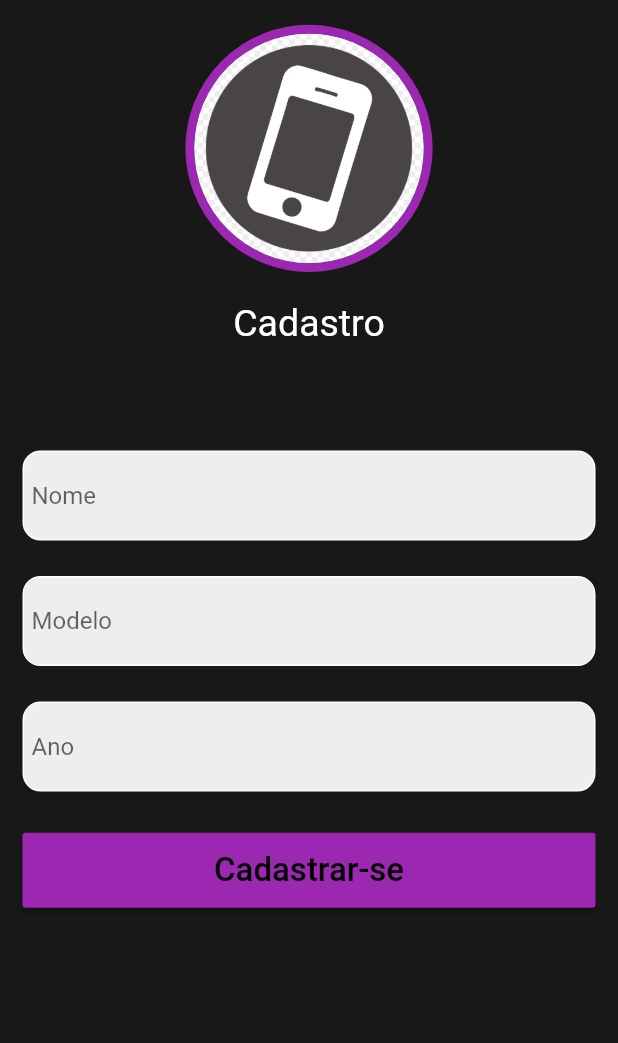
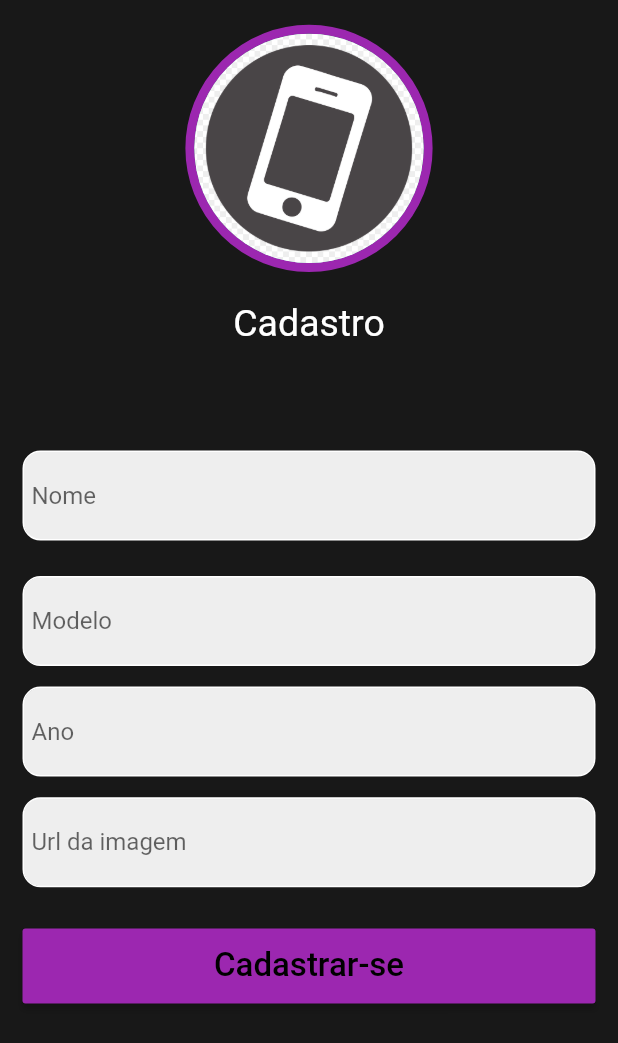
Before and after one commit to GstvMagalhaes/AtividadeFirebase, a Flutter app: the screen it shows after launch, after a tap on "Cadastro", on a phone screen of 412 x 824 dp. Shown: the top 1043 px of the screen. Run offline on Flutter 3.47's test engine with Material 2 defaults, Android fonts, the phone set to English and light mode, and no system bars; our stand-ins replace animated_splash_screen, carousel_slider, cloud_firestore, firebase_auth, firebase_core, fluttertoast and 1 more; missing offline and left inert: validatorless; accounts and stored records are empty; network calls fail.

Commit message:
upando projeto

```diff
--- a/lib/controllers/my-home-page-service.dart
+++ b/lib/controllers/my-home-page-service.dart
@@ -7,7 +7,8 @@ class MyHomePageService {
     await celularFirestore.doc().set({
       'nome': celular['nome'],
       'modelo': celular['modelo'],
-      'ano': celular['ano']
+      'ano': celular['ano'],
+      'url': celular['url']
     });
   }
 }
--- a/lib/controllers/my-sing-up-page-controller.dart
+++ b/lib/controllers/my-sing-up-page-controller.dart
@@ -7,12 +7,14 @@ class MyHomePageController {
   final controllerNome = TextEditingController();
   final controllerModelo = TextEditingController();
   final controllerAno = TextEditingController();
+  final controllerUrl = TextEditingController();
 
   createCelular() async {
     await _serviceHome.createCelular({
       'nome': controllerNome.text,
       'modelo': controllerModelo.text,
-      'ano': controllerAno.text
+      'ano': controllerAno.text,
+      'url': controllerUrl.text
     });
   }
 }
--- a/lib/screens/sing-up-page.dart
+++ b/lib/screens/sing-in-page.dart
@@ -1,5 +1,6 @@
 // ignore_for_file: prefer_const_constructors, deprecated_member_use
 
+import 'package:atividade_fb/screens/realme-page.dart';
 import 'package:flutter/cupertino.dart';
 import 'package:flutter/material.dart';
 import 'package:validatorless/validatorless.dart';
@@ -7,14 +8,14 @@ import 'package:validatorless/validatorless.dart';
 import '../controllers/my-home-page-service.dart';
 import '../controllers/my-sing-up-page-controller.dart';
 
-class SingUp extends StatefulWidget {
-  SingUp({Key? key}) : super(key: key);
+class SingIn extends StatefulWidget {
+  SingIn({Key? key}) : super(key: key);
 
   @override
-  State<SingUp> createState() => _SingUpState();
+  State<SingIn> createState() => _SingInState();
 }
 
-class _SingUpState extends State<SingUp> {
+class _SingInState extends State<SingIn> {
   final _controllerHome = MyHomePageController();
 
   @override
@@ -107,9 +108,6 @@ class _SingUpState extends State<SingUp> {
                     ),
                   ),
                 ),
-                SizedBox(
-                  height: 10,
-                ),
                 Container(
                   margin: EdgeInsets.only(top: height_var / 60),
                   decoration: BoxDecoration(
@@ -128,6 +126,23 @@ class _SingUpState extends State<SingUp> {
                   ),
                 ),
                 Container(
+                  margin: EdgeInsets.only(top: height_var / 60),
+                  decoration: BoxDecoration(
+                    color: Colors.grey[200],
+                    border: Border.all(color: Colors.white),
+                    borderRadius: BorderRadius.circular(12),
+                  ),
+                  child: Padding(
+                    padding: const EdgeInsets.all(5.0),
+                    child: TextFormField(
+                      controller: _controllerHome.controllerUrl,
+                      keyboardType: TextInputType.text,
+                      decoration: const InputDecoration(
+                          border: InputBorder.none, hintText: 'Url da imagem'),
+                    ),
+                  ),
+                ),
+                Container(
                   margin: EdgeInsets.only(top: height_var / 30),
                   height: 50,
                   width: width_var,
@@ -137,8 +152,15 @@ class _SingUpState extends State<SingUp> {
                         'Cadastrar-se',
                         style: TextStyle(color: Colors.black, fontSize: 22),
                       ),
-                    onPressed: () => _controllerHome.createCelular(),
+                      onPressed: () {
+                        _controllerHome.createCelular();
+                        Navigator.push(
+                          context,
+                          MaterialPageRoute(
+                            builder: (context) => Realme(),
                           ),
+                        );
+                      }),
                 ),
               ],
             ),
--- a/pubspec.yaml
+++ b/pubspec.yaml
@@ -41,6 +41,8 @@ dependencies:
   animated_splash_screen: ^1.2.0
   validatorless: ^1.2.1
   carousel_slider: ^4.1.1
+  fluttertoast: ^8.0.9
+
 
 dev_dependencies:
   flutter_test:
```
Also changed, not shown: lib/controllers/service.dart (added, +11 -0 lines), lib/screens/my-home-page.dart (+24 -13 lines), lib/screens/realme-page.dart (+37 -44 lines), pubspec.lock. Lines whose indentation alone changed are shown as unchanged.
